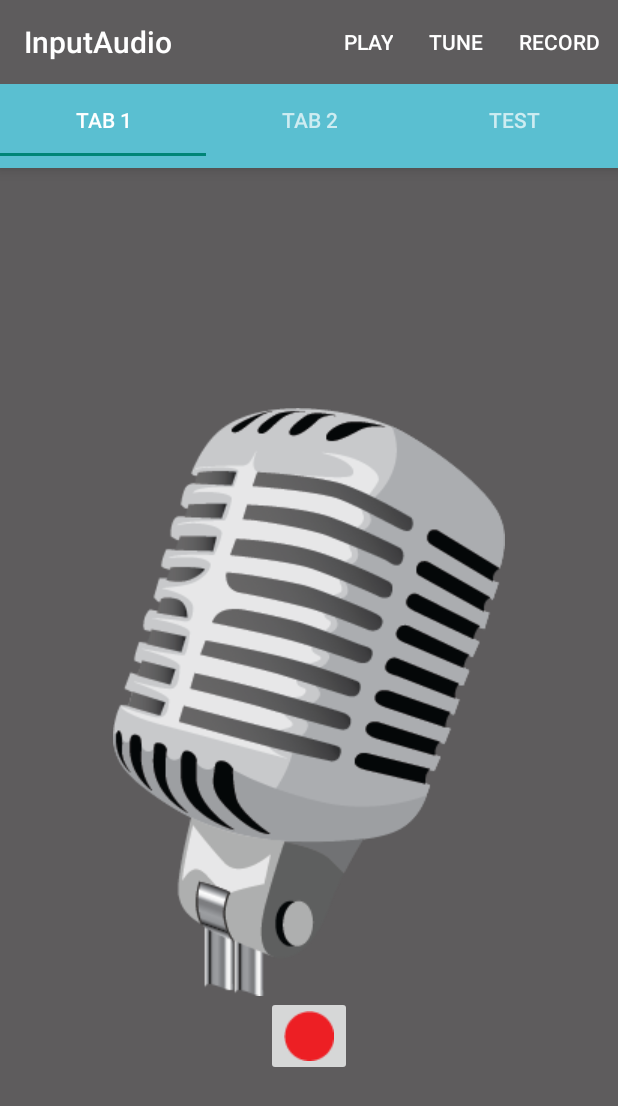
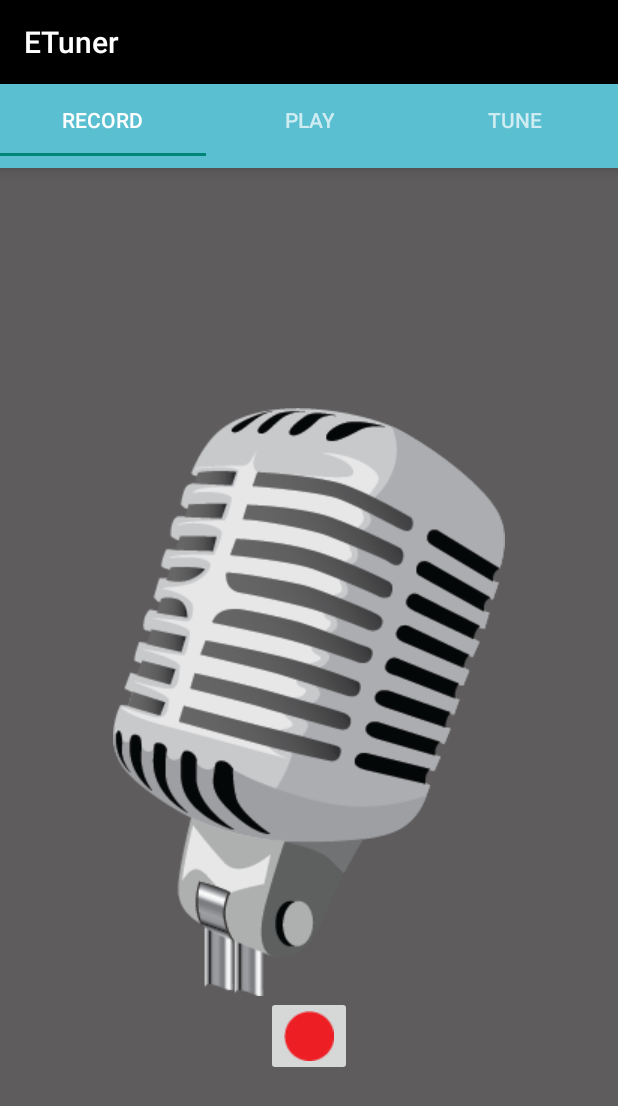
Before and after one commit to Zeeblur/Coursework-MobileAppDev, an Android app: the screen it shows after launch (TabSwitcher), on a phone screen of 412 x 824 dp. Shown: the top 1106 px of the screen. Run offline under Robolectric (Android 15) with nearby library versions, the phone set to English and light mode, and no system bars; 1 statement that could not run was skipped.

Commit message:
Cleaned up UI, title and menu bar now correct. Getting odd play starting when swiping from Play tab for first time. Report work.

```diff
--- a/ETuner/app/src/main/java/com/example/zoeoeh/ETuner/PlayTune.java
+++ b/ETuner/app/src/main/java/com/example/zoeoeh/ETuner/PlayTune.java
@@ -237,6 +237,8 @@ public class PlayTune extends Fragment implements MediaPlayerControl {
         //controller.show(0);
     }
 
+    //TODO playing tune on first switch from PLay tab
+
     private void setController() {
         if (controller == null)
         {
--- a/ETuner/app/src/main/java/com/example/zoeoeh/ETuner/TabSwitcher.java
+++ b/ETuner/app/src/main/java/com/example/zoeoeh/ETuner/TabSwitcher.java
@@ -39,9 +39,9 @@ public class TabSwitcher extends AppCompatActivity {
         setSupportActionBar(toolbar);
 
         TabLayout tabLayout = (TabLayout) findViewById(R.id.tab_layout);
-        tabLayout.addTab(tabLayout.newTab().setText("Tab 1"));
-        tabLayout.addTab(tabLayout.newTab().setText("Tab 2"));
-        tabLayout.addTab(tabLayout.newTab().setText(("Test")));
+        tabLayout.addTab(tabLayout.newTab().setText(R.string.app_rec));
+        tabLayout.addTab(tabLayout.newTab().setText(R.string.app_play));
+        tabLayout.addTab(tabLayout.newTab().setText(R.string.app_tune));
         tabLayout.setTabGravity(TabLayout.GRAVITY_FILL);
 
         final ViewPager viewPager = (ViewPager) findViewById(R.id.pager);
@@ -100,30 +100,6 @@ public class TabSwitcher extends AppCompatActivity {
 
     }
 
-    @Override
-    public boolean onCreateOptionsMenu(Menu menu)
-    {
-        getMenuInflater().inflate(R.menu.menu, menu);
-        return true;
-    }
-
-    @Override
-    public boolean onOptionsItemSelected(MenuItem item)
-    {
-
-        switch (item.getItemId()) {
-            case R.id.action_shuffle:
-                //shuffle
-                break;
-            case R.id.action_play:
-                PlayTune myTune = (PlayTune)adapter.getItem(1);
-                myTune.exitPlayer();
-                break;
-        }
-
-        return super.onOptionsItemSelected(item);
-    }
-
     // click handler for fragment xml clip
     public void soundClicked(View view)
     {
--- a/ETuner/app/src/main/res/layout/activity_tab_switcher.xml
+++ b/ETuner/app/src/main/res/layout/activity_tab_switcher.xml
@@ -11,7 +11,8 @@
         android:layout_width="match_parent"
         android:layout_height="wrap_content"
         android:layout_alignParentTop="true"
-        android:background="@color/backgroundGrey"
+        android:title="@string/app_name"
+        android:background="@color/tileBarColour"
         android:elevation="6dp"
         android:minHeight="?attr/actionBarSize"
         android:theme="@style/ThemeOverlay.AppCompat.Dark.ActionBar"
--- a/ETuner/app/src/main/res/values/colors.xml
+++ b/ETuner/app/src/main/res/values/colors.xml
@@ -3,7 +3,7 @@
     <color name="colorPrimary">#3F51B5</color>
     <color name="colorPrimaryDark">#303F9F</color>
     <color name="colorAccent">#FF4081</color>
-    <color name="tabTextCol">#000000</color>
+    <color name="tileBarColour">#000000</color>
     <color name="backgroundGrey">#5E5C5D</color>
     <color name="highlightBlue">#5ABFD1</color>
     <color name="darkerBlue">#117AB1</color>
--- a/ETuner/app/src/main/res/values/strings.xml
+++ b/ETuner/app/src/main/res/values/strings.xml
@@ -1,5 +1,5 @@
 <resources>
-    <string name="app_name">InputAudio</string>
+    <string name="app_name">ETuner</string>
     <string name="recString">Record!</string>
     <string name="loopBtn">Loop</string>
     <string name="playBtn">Play</string>
--- a/ETuner/app/src/main/res/values/styles.xml
+++ b/ETuner/app/src/main/res/values/styles.xml
@@ -3,6 +3,7 @@
     <!-- Base application theme. -->
     <style name="AppTheme" parent="Theme.AppCompat.Light.NoActionBar">
         <!-- Customize your theme here. -->
+        <item name="android:title">@string/app_name</item>
         <item name="colorPrimary">@color/colorPrimary</item>
         <item name="colorPrimaryDark">@color/colorPrimaryDark</item>
         <item name="colorAccent">@color/colorAccent</item>
```
Also changed, not shown: 4 other files.
